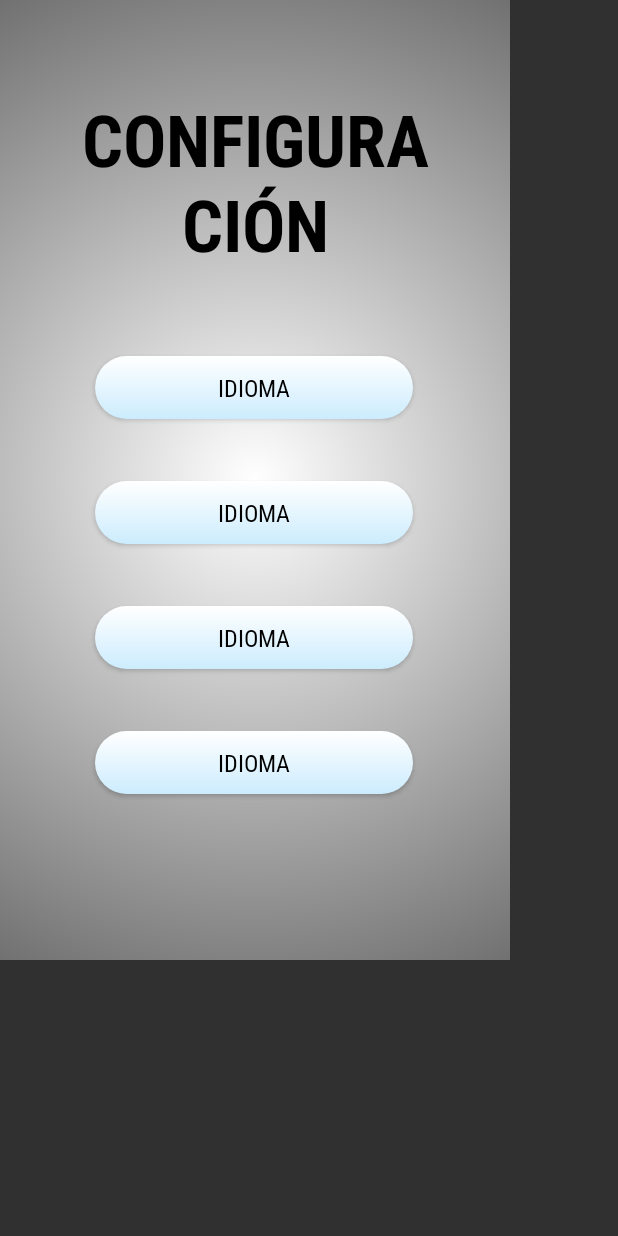
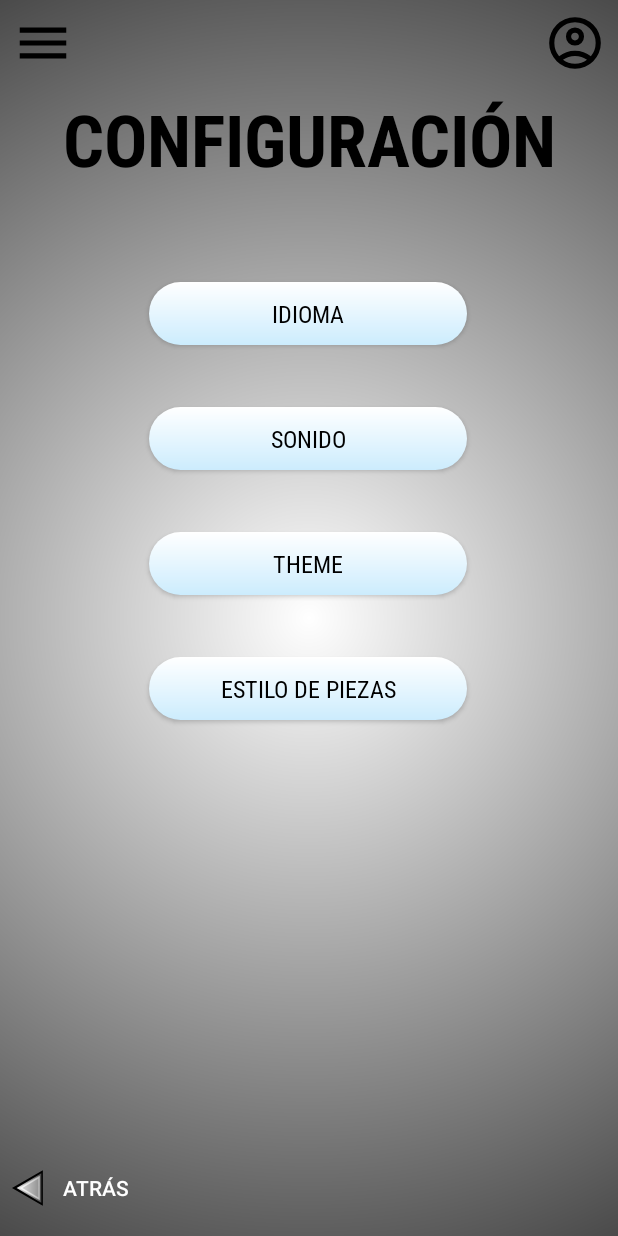
Before and after one commit to EdrhianValerioITICB/KotlinApp3TEX, an Android app: the layout view_settings.xml on its own in the app's theme, with its tools: preview values and no code run, on a phone screen of 412 x 824 dp. Run offline under Robolectric (Android 15) with nearby library versions, the phone set to English and light mode, and no system bars.

Commit message:
Add icons, Update configuracion

```diff
--- a/app/src/main/java/com/edrhian/kotlinapp3tex/MainActivity.kt
+++ b/app/src/main/java/com/edrhian/kotlinapp3tex/MainActivity.kt
@@ -6,6 +6,6 @@ import android.os.Bundle
 class MainActivity : AppCompatActivity() {
     override fun onCreate(savedInstanceState: Bundle?) {
         super.onCreate(savedInstanceState)
-        setContentView(R.layout.activity_main)
+        setContentView(R.layout.view_settings)
     }
 }
--- a/app/src/main/res/drawable/back_button.xml
+++ /dev/null
@@ -1,4 +0,0 @@
-<?xml version="1.0" encoding="utf-8"?>
-<selector xmlns:android="http://schemas.android.com/apk/res/android">
-
-</selector>
--- /dev/null
+++ b/app/src/main/res/drawable/ic_account.xml
@@ -0,0 +1,4 @@
+<vector android:height="41dp" android:viewportHeight="960"
+    android:viewportWidth="960" android:width="41dp" xmlns:android="http://schemas.android.com/apk/res/android">
+    <path android:fillColor="#FF000000" android:pathData="M234,684q51,-39 114,-61.5T480,600q69,0 132,22.5T726,684q35,-41 54.5,-93T800,480q0,-133 -93.5,-226.5T480,160q-133,0 -226.5,93.5T160,480q0,59 19.5,111t54.5,93ZM480,520q-59,0 -99.5,-40.5T340,380q0,-59 40.5,-99.5T480,240q59,0 99.5,40.5T620,380q0,59 -40.5,99.5T480,520ZM480,880q-83,0 -156,-31.5T197,763q-54,-54 -85.5,-127T80,480q0,-83 31.5,-156T197,197q54,-54 127,-85.5T480,80q83,0 156,31.5T763,197q54,54 85.5,127T880,480q0,83 -31.5,156T763,763q-54,54 -127,85.5T480,880ZM480,800q53,0 100,-15.5t86,-44.5q-39,-29 -86,-44.5T480,680q-53,0 -100,15.5T294,740q39,29 86,44.5T480,800ZM480,440q26,0 43,-17t17,-43q0,-26 -17,-43t-43,-17q-26,0 -43,17t-17,43q0,26 17,43t43,17ZM480,380ZM480,740Z"/>
+</vector>
--- /dev/null
+++ b/app/src/main/res/drawable/ic_btn_back.xml
@@ -0,0 +1,32 @@
+<vector xmlns:android="http://schemas.android.com/apk/res/android"
+    xmlns:aapt="http://schemas.android.com/aapt"
+    android:width="21dp"
+    android:height="25dp"
+    android:viewportWidth="21"
+    android:viewportHeight="25">
+
+  <path
+      android:pathData="M19.25,22.459L2,12.5L19.25,2.541V22.459Z"
+      android:strokeWidth="2"
+      android:strokeColor="#000000"
+      android:fillColor="#00000000"/>
+
+  <path
+      android:pathData="M18.25,20.459L5,12.5L18.25,4.541V20.459Z"
+      android:strokeWidth="2"
+      android:strokeColor="#000000">
+    <aapt:attr name="android:fillColor">
+      <gradient
+          android:startX="0"
+          android:startY="12.5"
+          android:endX="27"
+          android:endY="12.5"
+          android:type="linear">
+        <item android:offset="0" android:color="#FFFFFFFF"/>
+        <item android:offset="0.651" android:color="#58FFFFFF"/>
+        <item android:offset="1" android:color="#00FFFFFF"/>
+        <item android:offset="1" android:color="#00FFFFFF"/>
+      </gradient>
+    </aapt:attr>
+  </path>
+</vector>
--- /dev/null
+++ b/app/src/main/res/drawable/ic_menu.xml
@@ -0,0 +1,4 @@
+<vector android:height="41dp" android:viewportHeight="960"
+    android:viewportWidth="960" android:width="41dp" xmlns:android="http://schemas.android.com/apk/res/android">
+    <path android:fillColor="#FF000000" android:pathData="M120,720v-80h720v80L120,720ZM120,520v-80h720v80L120,520ZM120,320v-80h720v80L120,320Z"/>
+</vector>
--- /dev/null
+++ b/app/src/main/res/drawable/ic_o_extreme.xml
@@ -0,0 +1,5 @@
+<vector android:height="41dp" android:viewportHeight="500"
+    android:viewportWidth="500" android:width="41dp" xmlns:android="http://schemas.android.com/apk/res/android">
+    <path android:fillColor="#000000"
+        android:pathData="M236,0.6c-1.9,0.2 -8.4,0.9 -14.5,1.4 -29.7,2.9 -66.1,14.6 -93.9,30.3 -96.3,54.3 -145.4,164.9 -121.1,273 16.2,72.5 65,134.5 132,168 60.5,30.3 129.7,34.6 194.5,12.2 14,-4.8 40,-17.7 53,-26.2 58.7,-38.6 97.9,-98.3 110.1,-167.4 3.3,-18.9 4.4,-39.9 3,-57.6 -2.7,-35.6 -10.3,-63.5 -25.6,-94.8 -12.1,-24.9 -27.1,-45.8 -47,-65.8 -38.7,-38.8 -88,-63.3 -143.5,-71.2 -10.4,-1.5 -40.3,-2.7 -47,-1.9zM277.1,57.6c96.5,13.4 168.8,96.4 168.9,193.7 0.1,88.8 -59.7,166.8 -145.1,189.6 -17.4,4.7 -30.9,6.3 -51.9,6.3 -20.4,0.1 -31.1,-1.3 -49.6,-6.2 -85.2,-22.6 -145.4,-101.1 -145.4,-189.5 0,-67.4 35.5,-130.8 93.3,-166.7 22,-13.7 48.7,-23.4 75,-27.2 13,-1.9 41.2,-1.9 54.8,-0z" android:strokeColor="#00000000"/>
+</vector>
--- /dev/null
+++ b/app/src/main/res/drawable/ic_x_extreme.xml
@@ -0,0 +1,7 @@
+<vector android:height="41dp" android:viewportHeight="500"
+    android:viewportWidth="500" android:width="41dp" xmlns:android="http://schemas.android.com/apk/res/android">
+    <path android:fillColor="#ff4537" android:pathData="M166.54,167.04L191.46,235.52Q191.62,235.95 191.2,236.14L169.57,246.28A0.42,0.42 0,0 1,169 246.04L125.26,125.74Q125.1,125.29 125.57,125.38Q125.94,125.46 126.28,125.58Q184.15,146.47 246.08,169.06A0.36,0.35 -67.5,0 1,246.27 169.54L236.04,191.42A0.3,0.3 0,0 1,235.66 191.57L166.97,166.61A0.33,0.33 0,0 0,166.54 167.04Z"/>
+    <path android:fillColor="#ff613f" android:pathData="M263.91,191.33L253.71,169.49A0.32,0.32 0,0 1,253.89 169.05L374.28,125.29A0.32,0.32 0,0 1,374.69 125.7L330.89,246.13A0.32,0.32 0,0 1,330.45 246.31L308.61,236.07A0.32,0.32 0,0 1,308.45 235.68L333.46,166.97A0.32,0.32 0,0 0,333.05 166.56L264.31,191.5A0.32,0.32 0,0 1,263.91 191.33Z"/>
+    <path android:fillColor="#ff613f" android:pathData="M167.07,333.36L235.6,308.44A0.39,0.39 0,0 1,236.09 308.64L246.26,330.46A0.39,0.39 0,0 1,246.04 331L125.82,374.68A0.39,0.39 0,0 1,125.32 374.18L169.02,253.93A0.39,0.39 0,0 1,169.56 253.71L191.29,263.9A0.39,0.39 0,0 1,191.49 264.39L166.57,332.86A0.39,0.39 0,0 0,167.07 333.36Z"/>
+    <path android:fillColor="#ff7d47" android:pathData="M308.61,263.93L330.47,253.67A0.31,0.31 0,0 1,330.9 253.85L374.67,374.31A0.31,0.31 0,0 1,374.28 374.7L253.86,330.95A0.31,0.31 0,0 1,253.68 330.52L263.91,308.67A0.31,0.31 0,0 1,264.3 308.51L333.07,333.44A0.31,0.31 0,0 0,333.46 333.05L308.45,264.32A0.31,0.31 0,0 1,308.61 263.93Z"/>
+</vector>
--- a/app/src/main/res/layout/view_settings.xml
+++ b/app/src/main/res/layout/view_settings.xml
@@ -3,12 +3,16 @@
     xmlns:app="http://schemas.android.com/apk/res-auto"
     xmlns:tools="http://schemas.android.com/tools"
     style="@style/Theme.KotlinApp3TEX"
+    android:layout_width="match_parent"
+    android:layout_height="match_parent"
     android:background="@drawable/background_light">
 
 
     <TextView
         android:id="@+id/textView"
         style="@style/Titulo"
+        android:layout_width="match_parent"
+        android:layout_height="wrap_content"
         android:layout_marginStart="20dp"
         android:layout_marginTop="60dp"
         android:layout_marginEnd="20dp"
@@ -18,10 +22,11 @@
         app:layout_constraintTop_toTopOf="parent" />
 
     <Button
-        android:id="@+id/btn_langudasage"
+        android:id="@+id/btn_language"
         style="@style/NormalButton"
         android:layout_marginTop="63dp"
 
+        android:shadowColor="@color/shadow_color"
         android:text="@string/language"
         app:layout_constraintEnd_toEndOf="parent"
         app:layout_constraintHorizontal_bias="0.497"
@@ -29,36 +34,59 @@
         app:layout_constraintTop_toBottomOf="@+id/textView" />
 
     <Button
-        android:id="@+id/btn_laasdnguage"
+        android:id="@+id/btn_sound"
         style="@style/NormalButton"
         android:layout_marginTop="41dp"
-
-        android:text="@string/language"
+        android:text="@string/sound"
         app:layout_constraintEnd_toEndOf="parent"
         app:layout_constraintHorizontal_bias="0.497"
         app:layout_constraintStart_toStartOf="parent"
-        app:layout_constraintTop_toBottomOf="@+id/btn_langudasage" />
+        app:layout_constraintTop_toBottomOf="@+id/btn_language" />
 
     <Button
-        android:id="@+id/btn_laadnguage"
+        android:id="@+id/btn_theme"
         style="@style/NormalButton"
         android:layout_marginTop="41dp"
-
-        android:text="@string/language"
+        android:text="@string/theme"
         app:layout_constraintEnd_toEndOf="parent"
         app:layout_constraintHorizontal_bias="0.497"
         app:layout_constraintStart_toStartOf="parent"
-        app:layout_constraintTop_toBottomOf="@+id/btn_laasdnguage" />
+        app:layout_constraintTop_toBottomOf="@+id/btn_sound" />
 
     <Button
-        android:id="@+id/btn_languagedas"
+        android:id="@+id/btn_pieces_style"
         style="@style/NormalButton"
         android:layout_marginTop="41dp"
-
-        android:text="@string/language"
+        android:text="@string/pieces_style"
         app:layout_constraintEnd_toEndOf="parent"
         app:layout_constraintHorizontal_bias="0.497"
         app:layout_constraintStart_toStartOf="parent"
-        app:layout_constraintTop_toBottomOf="@+id/btn_laadnguage" />
+        app:layout_constraintTop_toBottomOf="@+id/btn_theme" />
+
+    <Button
+        style="@style/BackButton"
+        app:layout_constraintBottom_toBottomOf="parent"
+        app:layout_constraintStart_toStartOf="parent" />
+
+    <ImageButton
+        android:id="@+id/imageButton"
+        style="@style/BackButton"
+        android:layout_width="41dp"
+        android:layout_height="41dp"
+        android:layout_marginTop="8dp"
+        android:layout_marginEnd="8dp"
+        app:layout_constraintEnd_toEndOf="parent"
+        app:layout_constraintTop_toTopOf="parent"
+        app:srcCompat="@drawable/ic_account" />
+
+    <ImageButton
+        android:id="@+id/imageButton2"
+        style="@style/BackButton"
+        android:layout_width="41dp"
+        android:layout_height="41dp"
+        android:layout_marginTop="8dp"
+        app:layout_constraintStart_toStartOf="parent"
+        app:layout_constraintTop_toTopOf="parent"
+        app:srcCompat="@drawable/ic_menu" />
 
 </androidx.constraintlayout.widget.ConstraintLayout>
--- /dev/null
+++ b/app/src/main/res/menu/menu_main.xml
@@ -0,0 +1,4 @@
+<?xml version="1.0" encoding="utf-8"?>
+<menu xmlns:android="http://schemas.android.com/apk/res/android">
+
+</menu>
--- a/app/src/main/res/values/themes.xml
+++ b/app/src/main/res/values/themes.xml
@@ -31,10 +31,23 @@
         <item name="android:background">@drawable/button_background_light</item>
     </style>
 
-    <style name="BackButton" parent="@android:style/TextAppearance.Medium">
-        <item name="android:background">@drawable/button_background_light</item>
+    <style name="BackButton">
+        <item name="android:layout_width">wrap_content</item>
+        <item name="android:layout_height">wrap_content</item>
+        <item name="android:layout_marginStart">8dp</item>
+        <item name="android:layout_marginBottom">8dp</item>
+        <item name="android:background">@android:color/transparent</item>
+        <item name="android:drawableLeft">@drawable/ic_btn_back</item>
+        <item name="android:drawablePadding">2dp</item>
+        <item name="android:text">Atrás</item>
     </style>
+    <style name="AppTheme" parent="Theme.AppCompat.Light.DarkActionBar">
+        <item name="android:typeface">serif</item>
+        <item name="android:textColor">#0000FF</item>
 
-
+        <item name="colorPrimary">@color/txt_negro</item>
+        <item name="colorPrimaryDark">@color/txt_negro</item>
+        <item name="colorAccent">@color/txt_negro</item>
+    </style>
     <style name="Theme.KotlinApp3TEX" parent="Base.Theme.KotlinApp3TEX" />
 </resources>
```
Also changed, not shown: app/src/main/ic_menu-playstore.png (added), app/src/main/res/drawable/button_background_cancel.xml (renamed from app/src/main/res/drawable/button_cancel.xml).
